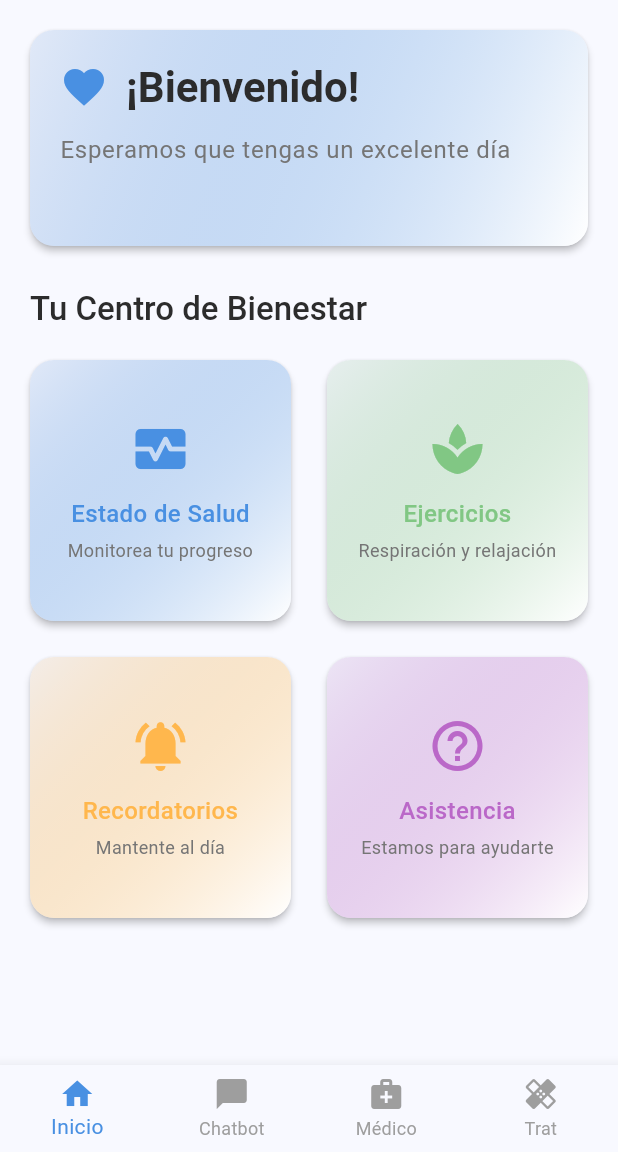
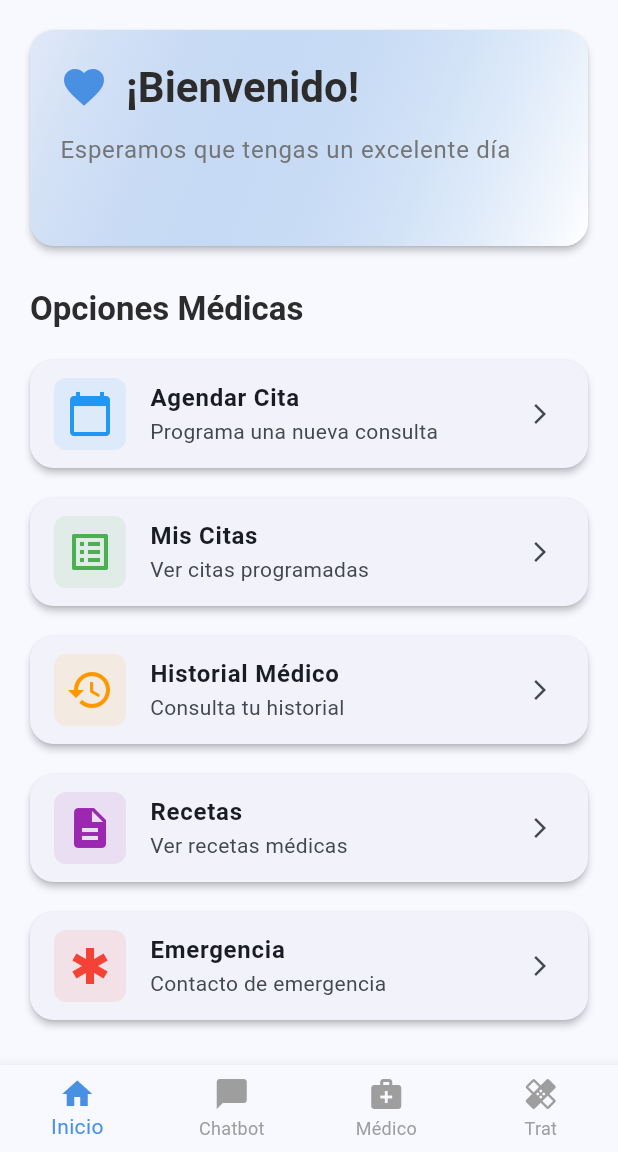
Before and after one commit to Ro-72/Lunglyv1, a Flutter app: the screen it shows once a user with an empty profile is signed in, on a phone screen of 412 x 824 dp, the part 84-1236 px from its top. Run offline on Flutter 3.47's test engine with Material 3 defaults, Android fonts, the phone set to English and light mode, and no system bars; our stand-ins replace cloud_firestore, firebase_auth, firebase_core, font_awesome_flutter, shared_preferences; accounts and stored records are empty.

Commit message:
Update inicio_page.dart

```diff
--- a/lib/pages/inicio_page.dart
+++ b/lib/pages/inicio_page.dart
@@ -1,5 +1,10 @@
 import 'package:flutter/material.dart';
 import '../services/auth_service.dart';
+import 'schedule_appointment_page.dart';
+import 'my_appointments_page.dart';
+import 'medical_history_page.dart';
+import 'prescriptions_page.dart';
+import 'emergency_contact_page.dart';
 
 class InicioPage extends StatelessWidget {
   const InicioPage({super.key});
@@ -67,105 +72,120 @@ class InicioPage extends StatelessWidget {
           Padding(
             padding: const EdgeInsets.symmetric(horizontal: 4),
             child: Text(
-              'Tu Centro de Bienestar',
-              style: Theme.of(context).textTheme.titleLarge,
+              'Opciones Médicas',
+              style: Theme.of(context).textTheme.titleLarge?.copyWith(
+                fontWeight: FontWeight.bold,
+              ),
             ),
           ),
           const SizedBox(height: 16),
-          GridView.count(
-            shrinkWrap: true,
-            physics: const NeverScrollableScrollPhysics(),
-            crossAxisCount: 2,
-            mainAxisSpacing: 16,
-            crossAxisSpacing: 16,
-            children: [
-              _buildWellnessCard(
+          _buildOptionCard(
+            context,
+            icon: Icons.calendar_today,
+            title: 'Agendar Cita',
+            subtitle: 'Programa una nueva consulta',
+            color: Colors.blue,
+            onTap: () {
+              Navigator.push(
                 context,
-                icon: Icons.monitor_heart,
-                title: 'Estado de Salud',
-                description: 'Monitorea tu progreso',
-                color: Theme.of(context).colorScheme.primary,
-              ),
-              _buildWellnessCard(
+                MaterialPageRoute(
+                  builder: (context) => const ScheduleAppointmentPage(),
+                ),
+              );
+            },
+          ),
+          const SizedBox(height: 12),
+          _buildOptionCard(
+            context,
+            icon: Icons.list_alt,
+            title: 'Mis Citas',
+            subtitle: 'Ver citas programadas',
+            color: Colors.green,
+            onTap: () {
+              Navigator.push(
                 context,
-                icon: Icons.spa,
-                title: 'Ejercicios',
-                description: 'Respiración y relajación',
-                color: Theme.of(context).colorScheme.secondary,
-              ),
-              _buildWellnessCard(
+                MaterialPageRoute(
+                  builder: (context) => const MyAppointmentsPage(),
+                ),
+              );
+            },
+          ),
+          const SizedBox(height: 12),
+          _buildOptionCard(
+            context,
+            icon: Icons.history,
+            title: 'Historial Médico',
+            subtitle: 'Consulta tu historial',
+            color: Colors.orange,
+            onTap: () {
+              Navigator.push(
                 context,
-                icon: Icons.notifications_active,
-                title: 'Recordatorios',
-                description: 'Mantente al día',
-                color: Theme.of(context).colorScheme.tertiary,
-              ),
-              _buildWellnessCard(
+                MaterialPageRoute(
+                  builder: (context) => const MedicalHistoryPage(),
+                ),
+              );
+            },
+          ),
+          const SizedBox(height: 12),
+          _buildOptionCard(
+            context,
+            icon: Icons.description,
+            title: 'Recetas',
+            subtitle: 'Ver recetas médicas',
+            color: Colors.purple,
+            onTap: () {
+              Navigator.push(
                 context,
-                icon: Icons.help_outline,
-                title: 'Asistencia',
-                description: 'Estamos para ayudarte',
-                color: Colors.purple[300]!,
-              ),
-            ],
+                MaterialPageRoute(
+                  builder: (context) => const PrescriptionsPage(),
+                ),
+              );
+            },
+          ),
+          const SizedBox(height: 12),
+          _buildOptionCard(
+            context,
+            icon: Icons.emergency,
+            title: 'Emergencia',
+            subtitle: 'Contacto de emergencia',
+            color: Colors.red,
+            onTap: () {
+              Navigator.push(
+                context,
+                MaterialPageRoute(
+                  builder: (context) => const EmergencyContactPage(),
+                ),
+              );
+            },
           ),
         ],
       ),
     );
   }
 
-  Widget _buildWellnessCard(
+  Widget _buildOptionCard(
     BuildContext context, {
     required IconData icon,
     required String title,
-    required String description,
+    required String subtitle,
     required Color color,
+    required VoidCallback onTap,
   }) {
     return Card(
-      child: Container(
-        decoration: BoxDecoration(
-          gradient: LinearGradient(
-            colors: [
-              color.withOpacity(0.1),
-              Colors.white,
-            ],
-            begin: Alignment.topLeft,
-            end: Alignment.bottomRight,
+      elevation: 2,
+      child: ListTile(
+        leading: Container(
+          padding: const EdgeInsets.all(8),
+          decoration: BoxDecoration(
+            color: color.withOpacity(0.1),
+            borderRadius: BorderRadius.circular(8),
           ),
-          borderRadius: BorderRadius.circular(16),
+          child: Icon(icon, color: color, size: 32),
         ),
-        child: InkWell(
-          onTap: () {},
-          borderRadius: BorderRadius.circular(16),
-          child: Padding(
-            padding: const EdgeInsets.all(16.0),
-            child: Column(
-              mainAxisAlignment: MainAxisAlignment.center,
-              children: [
-                Icon(icon, size: 40, color: color),
-                const SizedBox(height: 12),
-                Text(
-                  title,
-                  style: TextStyle(
-                    fontSize: 16,
-                    fontWeight: FontWeight.w500,
-                    color: color,
-                  ),
-                  textAlign: TextAlign.center,
-                ),
-                const SizedBox(height: 4),
-                Text(
-                  description,
-                  style: TextStyle(
-                    fontSize: 12,
-                    color: Colors.grey[600],
-                  ),
-                  textAlign: TextAlign.center,
-                ),
-              ],
-            ),
-          ),
-        ),
+        title: Text(title, style: const TextStyle(fontWeight: FontWeight.bold)),
+        subtitle: Text(subtitle),
+        trailing: const Icon(Icons.arrow_forward_ios, size: 16),
+        onTap: onTap,
       ),
     );
   }
```
